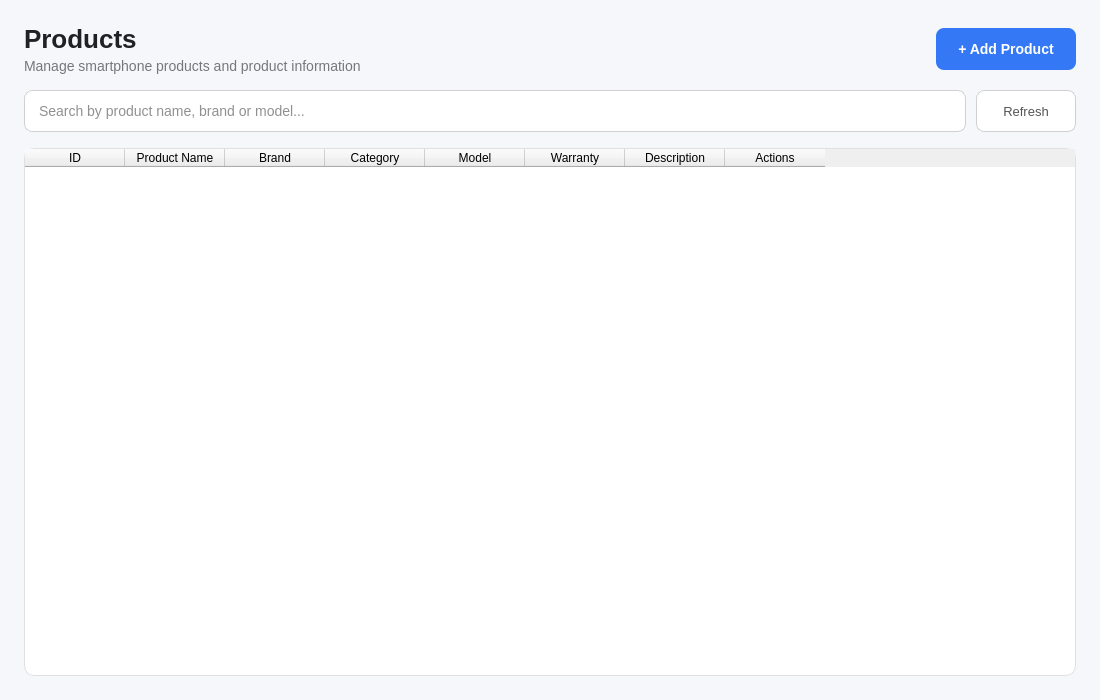
Above: gui/widgets/productspage.ui from nuibof/PhoneStoreManagement before the change. Below: the same form after it.
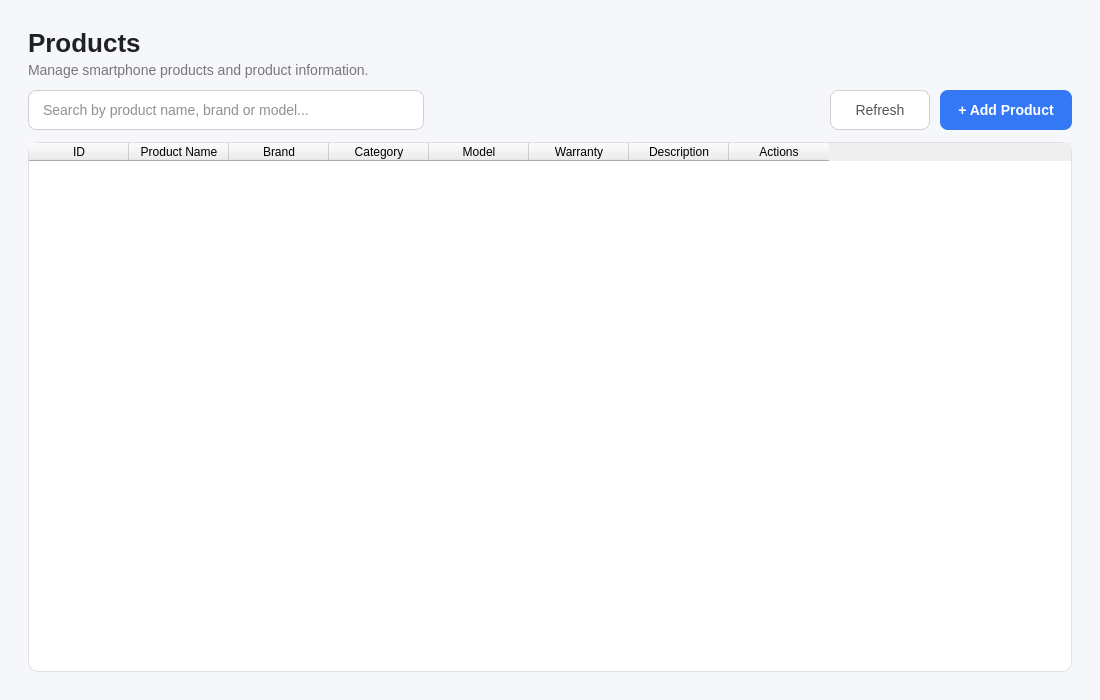
That is the form after the change.

The edit to the form file:
```diff
--- a/gui/widgets/productspage.ui
+++ b/gui/widgets/productspage.ui
@@ -17,12 +17,11 @@
 
         <property name="styleSheet">
             <string notr="true">
+
                 QWidget#ProductsPage {
                 background-color: #F5F7FA;
                 }
 
-                /* ==================== TITLE ==================== */
-
                 QLabel#lblTitle {
                 color: #202124;
                 font-size: 26px;
@@ -34,36 +33,12 @@
                 font-size: 14px;
                 }
 
-
-                /* ==================== ADD BUTTON ==================== */
-
-                QPushButton#btnAdd {
-                background-color: #3478F6;
-                color: #FFFFFF;
-                border: none;
-                border-radius: 8px;
-                padding: 10px 18px;
-                font-size: 14px;
-                font-weight: bold;
-                }
-
-                QPushButton#btnAdd:hover {
-                background-color: #4A8CFF;
-                }
-
-                QPushButton#btnAdd:pressed {
-                background-color: #2864D7;
-                }
-
-
-                /* ==================== SEARCH ==================== */
-
                 QLineEdit#txtSearch {
                 background-color: #FFFFFF;
                 color: #222222;
                 border: 1px solid #D0D0D0;
                 border-radius: 8px;
-                padding: 10px 12px;
+                padding: 9px 12px;
                 font-size: 14px;
                 }
 
@@ -75,16 +50,31 @@
                 border: 1px solid #3478F6;
                 }
 
+                QPushButton#btnAdd {
+                background-color: #3478F6;
+                color: #FFFFFF;
+                border: none;
+                border-radius: 8px;
+                padding: 10px 18px;
+                font-size: 14px;
+                font-weight: bold;
+                }
 
-                /* ==================== REFRESH ==================== */
+                QPushButton#btnAdd:hover {
+                background-color: #4A8CFF;
+                }
+
+                QPushButton#btnAdd:pressed {
+                background-color: #2864D7;
+                }
 
                 QPushButton#btnRefresh {
                 background-color: #FFFFFF;
                 color: #555555;
                 border: 1px solid #D0D0D0;
                 border-radius: 8px;
-                padding: 10px 18px;
-                font-size: 13px;
+                padding: 10px 16px;
+                font-size: 14px;
                 }
 
                 QPushButton#btnRefresh:hover {
@@ -97,69 +87,47 @@
                 background-color: #EAF1FF;
                 }
 
-
-                /* ==================== TABLE ==================== */
-
                 QTableWidget#tblProducts {
                 background-color: #FFFFFF;
                 color: #222222;
-
                 border: 1px solid #E0E0E0;
                 border-radius: 10px;
-
-                gridline-color: #EEEEEE;
-
+                gridline-color: #E8E8E8;
                 font-size: 13px;
-
                 selection-background-color: #EAF1FF;
-                selection-color: #202124;
-
+                selection-color: #222222;
                 outline: none;
                 }
 
+                QTableWidget#tblProducts QHeaderView::section {
+                background-color: #F8F9FB;
+                color: #555555;
+                border: none;
+                border-bottom: 1px solid #E0E0E0;
+                padding: 10px 8px;
+                font-size: 13px;
+                font-weight: bold;
+                }
+
+                QTableWidget#tblProducts QHeaderView::section:horizontal {
+                border-right: 1px solid #E8E8E8;
+                }
+
                 QTableWidget#tblProducts::item {
                 padding: 8px;
                 }
 
                 QTableWidget#tblProducts::item:selected {
                 background-color: #EAF1FF;
-                color: #202124;
+                color: #222222;
                 }
 
-
-                /* ==================== TABLE HEADER ==================== */
-
-                QTableWidget#tblProducts QHeaderView::section {
-                background-color: #F8F9FA;
-                color: #555555;
-
-                border: none;
-                border-bottom: 1px solid #E0E0E0;
-
-                padding: 10px;
-
-                font-size: 13px;
-                font-weight: bold;
-                }
-
-                QTableWidget#tblProducts QHeaderView::section:hover {
-                background-color: #F1F3F4;
-                }
-
-
-                /* ==================== ACTION BUTTONS ==================== */
-
-                /* Edit */
-
                 QPushButton[action="edit"] {
                 background-color: #EAF1FF;
                 color: #3478F6;
-
                 border: 1px solid #C7D8FF;
-                border-radius: 5px;
-
+                border-radius: 6px;
                 padding: 5px 10px;
-
                 font-size: 12px;
                 font-weight: bold;
                 }
@@ -174,18 +142,12 @@
                 background-color: #2864D7;
                 }
 
-
-                /* Delete */
-
                 QPushButton[action="delete"] {
                 background-color: #FFF0F0;
                 color: #D93025;
-
                 border: 1px solid #FFD0D0;
-                border-radius: 5px;
-
+                border-radius: 6px;
                 padding: 5px 10px;
-
                 font-size: 12px;
                 font-weight: bold;
                 }
@@ -200,16 +162,10 @@
                 background-color: #B3261E;
                 }
 
-
-                /* ==================== ACTION CONTAINER ==================== */
-
                 QWidget#actionWidget {
                 background-color: transparent;
                 }
 
-
-                /* ==================== SCROLLBAR ==================== */
-
                 QScrollBar:vertical {
                 background: #F5F7FA;
                 width: 10px;
@@ -231,7 +187,6 @@
                 height: 0px;
                 }
 
-
                 QScrollBar:horizontal {
                 background: #F5F7FA;
                 height: 10px;
@@ -252,92 +207,51 @@
                 QScrollBar::sub-line:horizontal {
                 width: 0px;
                 }
+
             </string>
         </property>
 
         <layout class="QVBoxLayout" name="verticalLayout">
             <property name="spacing">
-                <number>16</number>
+                <number>12</number>
             </property>
 
             <property name="leftMargin">
-                <number>24</number>
+                <number>28</number>
             </property>
 
             <property name="topMargin">
-                <number>24</number>
+                <number>28</number>
             </property>
 
             <property name="rightMargin">
-                <number>24</number>
+                <number>28</number>
             </property>
 
             <property name="bottomMargin">
-                <number>24</number>
+                <number>28</number>
             </property>
 
-            <!-- ==================== HEADER ==================== -->
-
+            <!-- Header -->
             <item>
-                <layout class="QHBoxLayout" name="headerLayout">
+                <layout class="QVBoxLayout" name="headerLayout">
+
                     <property name="spacing">
-                        <number>10</number>
+                        <number>4</number>
                     </property>
 
                     <item>
-                        <layout class="QVBoxLayout" name="titleLayout">
-                            <property name="spacing">
-                                <number>4</number>
+                        <widget class="QLabel" name="lblTitle">
+                            <property name="text">
+                                <string>Products</string>
                             </property>
-
-                            <item>
-                                <widget class="QLabel" name="lblTitle">
-                                    <property name="text">
-                                        <string>Products</string>
-                                    </property>
-                                </widget>
-                            </item>
-
-                            <item>
-                                <widget class="QLabel" name="lblSubtitle">
-                                    <property name="text">
-                                        <string>Manage smartphone products and product information</string>
-                                    </property>
-                                </widget>
-                            </item>
-
-                        </layout>
+                        </widget>
                     </item>
 
                     <item>
-                        <spacer name="headerSpacer">
-                            <property name="orientation">
-                                <enum>Qt::Horizontal</enum>
-                            </property>
-                            <property name="sizeHint" stdset="0">
-                                <size>
-                                    <width>40</width>
-                                    <height>20</height>
-                                </size>
-                            </property>
-                        </spacer>
-                    </item>
-
-                    <item>
-                        <widget class="QPushButton" name="btnAdd">
-                            <property name="minimumSize">
-                                <size>
-                                    <width>140</width>
-                                    <height>42</height>
-                                </size>
-                            </property>
-
-                            <property name="cursor">
-                                <cursorShape>PointingHandCursor</cursorShape>
-                            </property>
-
+                        <widget class="QLabel" name="lblSubtitle">
                             <property name="text">
-                                <string>+ Add Product</string>
+                                <string>Manage smartphone products and product information.</string>
                             </property>
                         </widget>
                     </item>
@@ -345,8 +259,7 @@
                 </layout>
             </item>
 
-            <!-- ==================== TOOLBAR ==================== -->
-
+            <!-- Toolbar -->
             <item>
                 <layout class="QHBoxLayout" name="toolbarLayout">
                     <property name="spacing">
@@ -357,8 +270,8 @@
                         <widget class="QLineEdit" name="txtSearch">
                             <property name="minimumSize">
                                 <size>
-                                    <width>0</width>
-                                    <height>42</height>
+                                    <width>300</width>
+                                    <height>40</height>
                                 </size>
                             </property>
 
@@ -372,12 +285,29 @@
                         </widget>
                     </item>
 
+                    <item>
+                        <spacer name="horizontalSpacer">
+
+                            <property name="orientation">
+                                <enum>Qt::Horizontal</enum>
+                            </property>
+
+                            <property name="sizeHint" stdset="0">
+                                <size>
+                                    <width>40</width>
+                                    <height>20</height>
+                                </size>
+                            </property>
+
+                        </spacer>
+                    </item>
+
                     <item>
                         <widget class="QPushButton" name="btnRefresh">
                             <property name="minimumSize">
                                 <size>
                                     <width>100</width>
-                                    <height>42</height>
+                                    <height>40</height>
                                 </size>
                             </property>
 
@@ -388,6 +318,28 @@
                             <property name="text">
                                 <string>Refresh</string>
                             </property>
+
+                        </widget>
+                    </item>
+
+                    <item>
+                        <widget class="QPushButton" name="btnAdd">
+
+                            <property name="minimumSize">
+                                <size>
+                                    <width>130</width>
+                                    <height>40</height>
+                                </size>
+                            </property>
+
+                            <property name="cursor">
+                                <cursorShape>PointingHandCursor</cursorShape>
+                            </property>
+
+                            <property name="text">
+                                <string>+ Add Product</string>
+                            </property>
+
                         </widget>
                     </item>
 
@@ -401,16 +353,12 @@
                     <property name="minimumSize">
                         <size>
                             <width>0</width>
-                            <height>400</height>
+                            <height>450</height>
                         </size>
                     </property>
 
-                    <property name="sizeAdjustPolicy">
-                        <enum>QAbstractScrollArea::AdjustIgnored</enum>
-                    </property>
-
                     <property name="alternatingRowColors">
-                        <bool>false</bool>
+                        <bool>true</bool>
                     </property>
 
                     <property name="selectionMode">
@@ -422,7 +370,7 @@
                     </property>
 
                     <property name="showGrid">
-                        <bool>true</bool>
+                        <bool>false</bool>
                     </property>
 
                     <property name="sortingEnabled">
@@ -447,42 +395,49 @@
                         </property>
                     </column>
 
+                    <!-- Product Name -->
                     <column>
                         <property name="text">
                             <string>Product Name</string>
                         </property>
                     </column>
 
+                    <!-- Brand -->
                     <column>
                         <property name="text">
                             <string>Brand</string>
                         </property>
                     </column>
 
+                    <!-- Category -->
                     <column>
                         <property name="text">
                             <string>Category</string>
                         </property>
                     </column>
 
+                    <!-- Model -->
                     <column>
                         <property name="text">
                             <string>Model</string>
                         </property>
                     </column>
 
+                    <!-- Warranty -->
                     <column>
                         <property name="text">
                             <string>Warranty</string>
                         </property>
                     </column>
 
+                    <!-- Description -->
                     <column>
                         <property name="text">
                             <string>Description</string>
                         </property>
                     </column>
 
+                    <!-- Actions -->
                     <column>
                         <property name="text">
                             <string>Actions</string>
```
Left out of the diff: 40 changed lines with no effect on the pictures.
